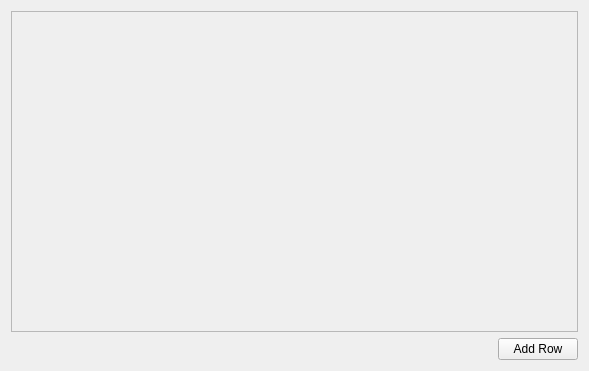
The window that viewer/modules/stimmap_modules/tab_page.ui (kushalkolar/MESmerize) describes before a commit, drawn with Qt 5.
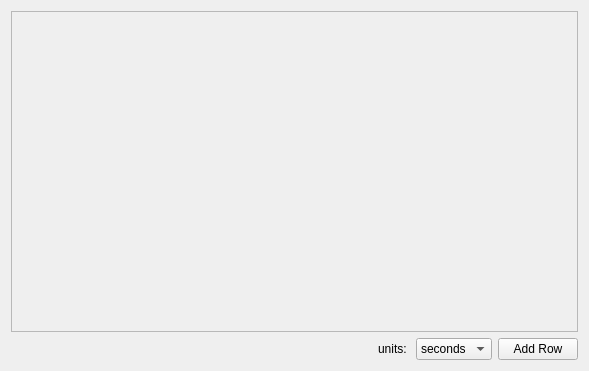
The same window after the commit.

Patch:
```diff
--- a/viewer/modules/stimmap_modules/tab_page.ui
+++ b/viewer/modules/stimmap_modules/tab_page.ui
@@ -27,14 +27,14 @@
      </property>
     </spacer>
    </item>
-   <item row="1" column="1">
+   <item row="1" column="3">
     <widget class="QPushButton" name="btnAddRow">
      <property name="text">
       <string>Add Row</string>
      </property>
     </widget>
    </item>
-   <item row="0" column="0" colspan="2">
+   <item row="0" column="0" colspan="4">
     <widget class="QScrollArea" name="scrollArea">
      <property name="widgetResizable">
       <bool>true</bool>
@@ -66,6 +66,27 @@
      </widget>
     </widget>
    </item>
+   <item row="1" column="2">
+    <widget class="QComboBox" name="comboBoxTimeUnits">
+     <item>
+      <property name="text">
+       <string>seconds</string>
+      </property>
+     </item>
+     <item>
+      <property name="text">
+       <string>frames</string>
+      </property>
+     </item>
+    </widget>
+   </item>
+   <item row="1" column="1">
+    <widget class="QLabel" name="label">
+     <property name="text">
+      <string>units: </string>
+     </property>
+    </widget>
+   </item>
   </layout>
  </widget>
  <resources/>
```
